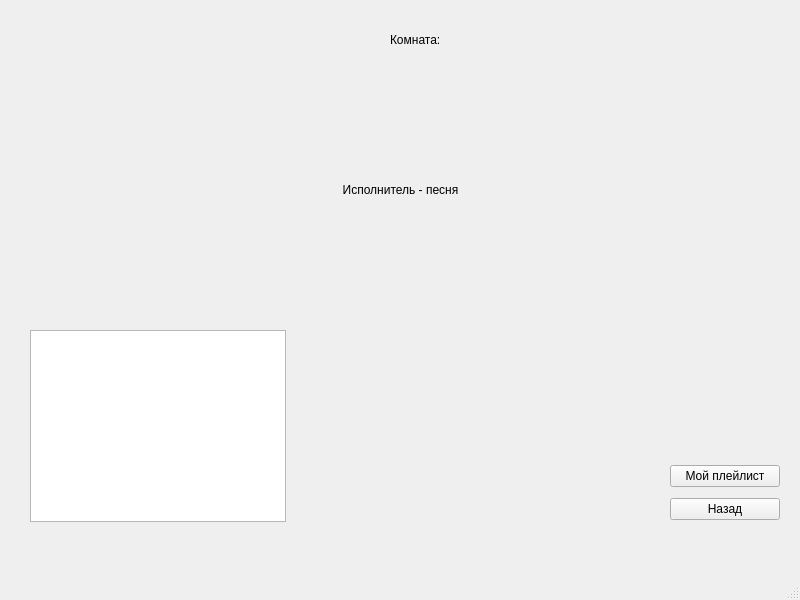
The window that ui/mainwindow.ui (vernolll/MusicTogether-App) describes before a commit, drawn with Qt 5.
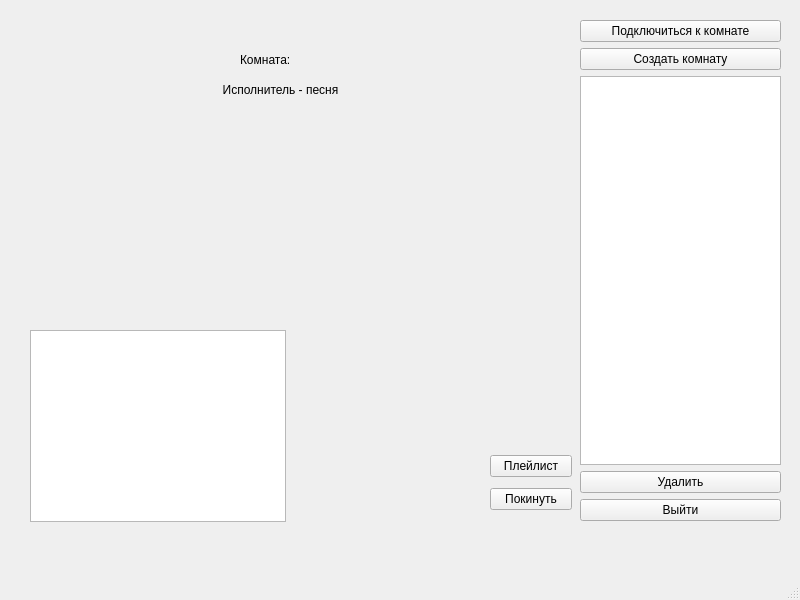
The same window after the commit. The open tabs and pages were chosen to show the change.

What changed in the file:
```diff
--- a/ui/mainwindow.ui
+++ b/ui/mainwindow.ui
@@ -220,8 +220,32 @@
        </item>
       </layout>
      </widget>
-    </widget>
-    <widget class="QWidget" name="page_room">
+     <widget class="QLabel" name="label_room">
+      <property name="geometry">
+       <rect>
+        <x>240</x>
+        <y>50</y>
+        <width>121</width>
+        <height>20</height>
+       </rect>
+      </property>
+      <property name="text">
+       <string>Комната:</string>
+      </property>
+     </widget>
+     <widget class="QLabel" name="label_music">
+      <property name="geometry">
+       <rect>
+        <x>80</x>
+        <y>80</y>
+        <width>401</width>
+        <height>20</height>
+       </rect>
+      </property>
+      <property name="text">
+       <string>&lt;html&gt;&lt;head/&gt;&lt;body&gt;&lt;p align=&quot;center&quot;&gt;Исполнитель - песня&lt;/p&gt;&lt;/body&gt;&lt;/html&gt;</string>
+      </property>
+     </widget>
      <widget class="QTableView" name="tableView_users_online">
       <property name="geometry">
        <rect>
@@ -232,38 +256,12 @@
        </rect>
       </property>
      </widget>
-     <widget class="QLabel" name="label_music">
+     <widget class="QWidget" name="">
       <property name="geometry">
        <rect>
-        <x>200</x>
-        <y>180</y>
-        <width>401</width>
-        <height>20</height>
-       </rect>
-      </property>
-      <property name="text">
-       <string>&lt;html&gt;&lt;head/&gt;&lt;body&gt;&lt;p align=&quot;center&quot;&gt;Исполнитель - песня&lt;/p&gt;&lt;/body&gt;&lt;/html&gt;</string>
-      </property>
-     </widget>
-     <widget class="QLabel" name="label_room">
-      <property name="geometry">
-       <rect>
-        <x>390</x>
-        <y>30</y>
-        <width>121</width>
-        <height>20</height>
-       </rect>
-      </property>
-      <property name="text">
-       <string>Комната:</string>
-      </property>
-     </widget>
-     <widget class="QWidget" name="layoutWidget">
-      <property name="geometry">
-       <rect>
-        <x>670</x>
-        <y>460</y>
-        <width>110</width>
+        <x>490</x>
+        <y>450</y>
+        <width>82</width>
         <height>67</height>
        </rect>
       </property>
@@ -271,14 +269,14 @@
        <item>
         <widget class="QPushButton" name="pushButton_playlist">
          <property name="text">
-          <string>Мой плейлист</string>
+          <string>Плейлист</string>
          </property>
         </widget>
        </item>
        <item>
         <widget class="QPushButton" name="pushButton_back">
          <property name="text">
-          <string>Назад</string>
+          <string>Покинуть</string>
          </property>
         </widget>
        </item>
```
Left out of the diff: 4 changed lines with no effect on the pictures.
